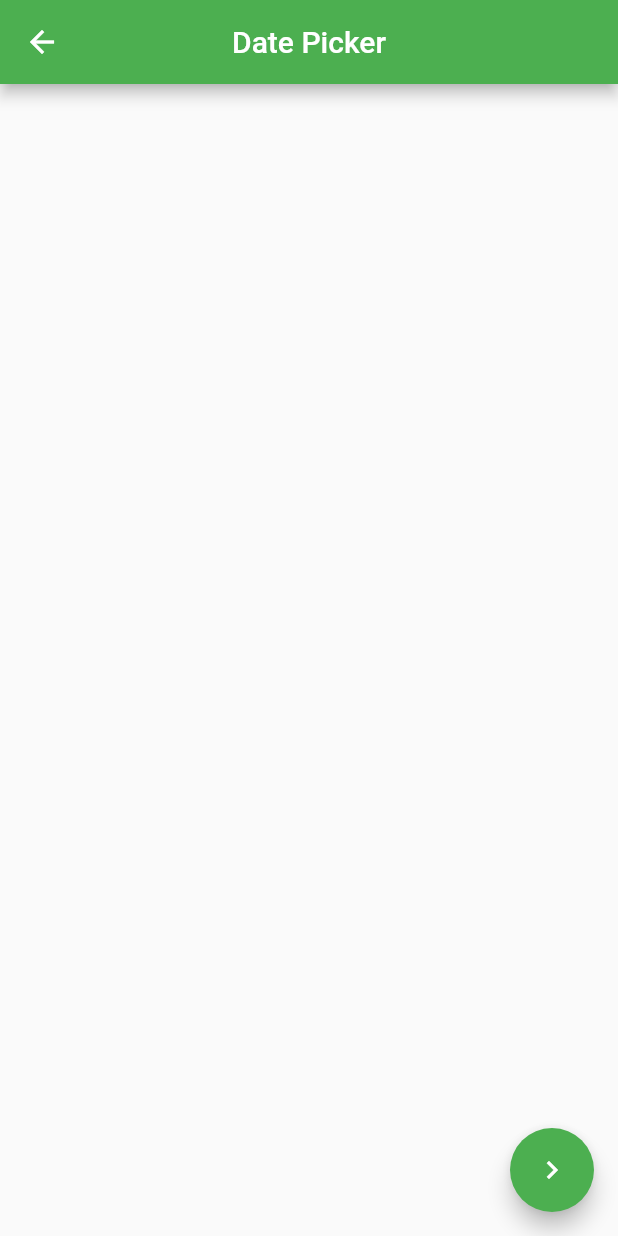
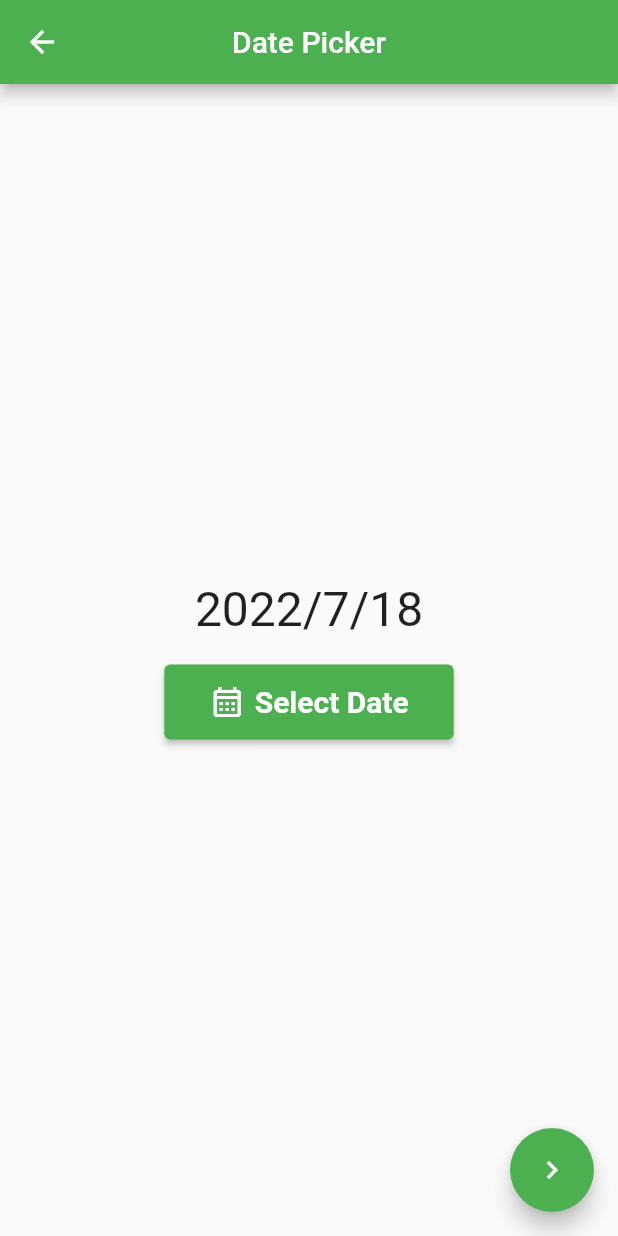
Before and after one commit to mdajgarhossain/test-implementation-app, a Flutter app: the DatePickerPage screen opened directly, on a phone screen of 412 x 824 dp. Run offline on Flutter 3.47's test engine with Material 2 defaults, Android fonts, the phone set to English and light mode, and no system bars; our stand-ins replace image_picker.

Commit message:
Added date picker

```diff
--- a/lib/ui/calendar_date_picker_page.dart
+++ b/lib/ui/calendar_date_picker_page.dart
@@ -10,12 +10,50 @@ class DatePickerPage extends StatefulWidget {
 }
 
 class _DatePickerPageState extends State<DatePickerPage> {
+  DateTime date = DateTime.now();
+
   @override
   Widget build(BuildContext context) {
     return Scaffold(
       appBar: AppBar(
         title: const Text('Date Picker'),
         centerTitle: true,
+      ),
+      body: Center(
+        child: Column(
+          mainAxisAlignment: MainAxisAlignment.center,
+          children: [
+            Text(
+              '${date.year}/${date.month}/${date.day}',
+              style: const TextStyle(fontSize: 32),
+            ),
+            const SizedBox(height: 18),
+            ElevatedButton.icon(
+              onPressed: () async {
+                DateTime? newDate = await showDatePicker(
+                  context: context,
+                  initialDate: date,
+                  firstDate: DateTime(1900),
+                  lastDate: DateTime(2100),
+                );
+
+                if (newDate == null) return;
+                setState(() => date = newDate);
+              },
+              icon: const Icon(Icons.calendar_month_outlined),
+              label: const Text('Select Date'),
+              style: ElevatedButton.styleFrom(
+                primary: Colors.green,
+                padding:
+                    const EdgeInsets.symmetric(horizontal: 30, vertical: 13),
+                textStyle: const TextStyle(
+                  fontSize: 20,
+                  fontWeight: FontWeight.bold,
+                ),
+              ),
+            ),
+          ],
+        ),
       ),
       floatingActionButton: FloatingActionButton(
         onPressed: () {},
```
